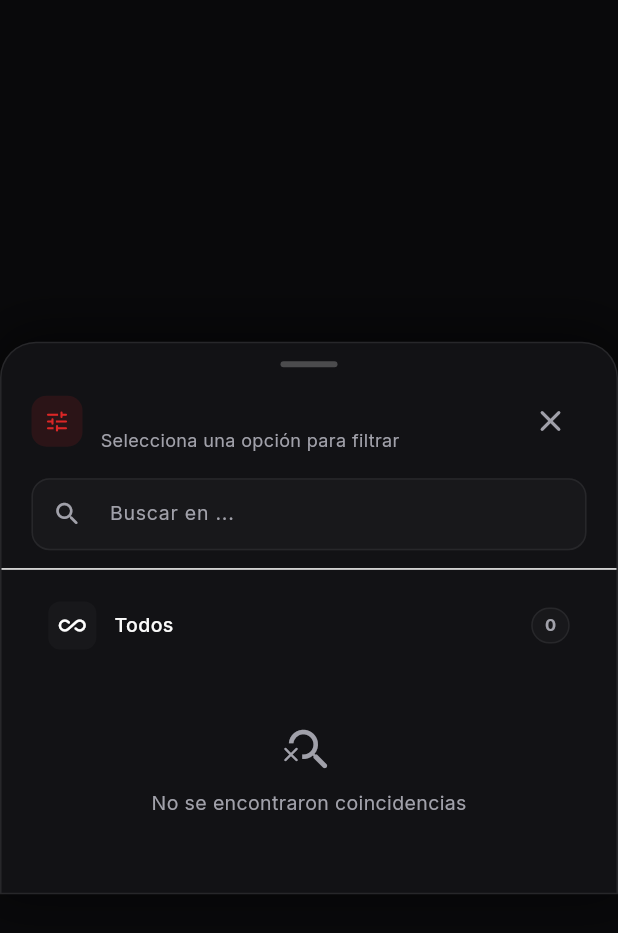
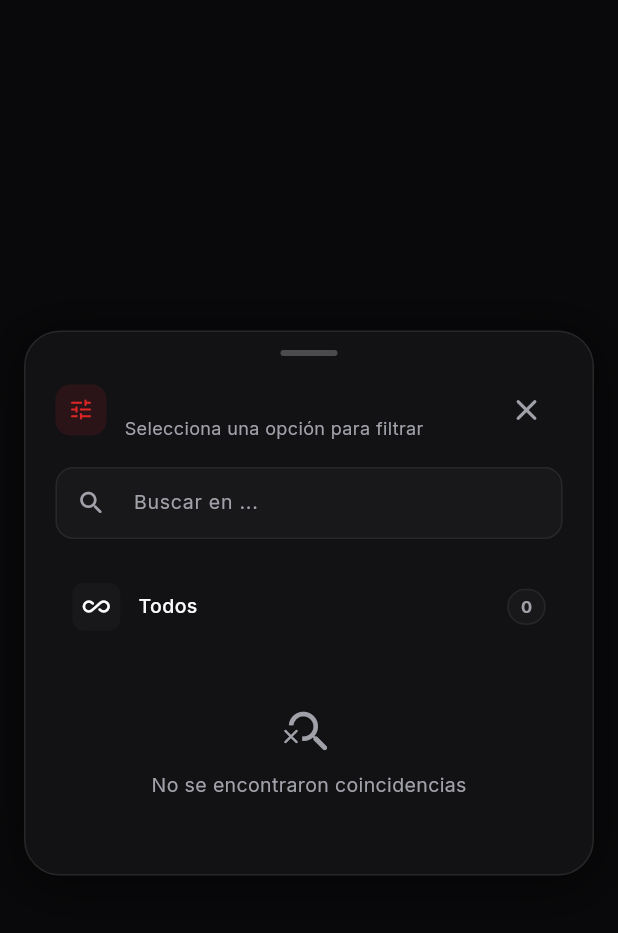
Before and after one commit to VICTOREB13/App-Game-Tracker, a Flutter app: the FilterModalSheet widget shown alone on an empty page, opened directly with empty values, on a phone screen of 412 x 824 dp. Shown: the top 933 px of the screen. Run offline on Flutter 3.47's test engine with Material 3 defaults, Android fonts, the phone set to English and light mode, and no system bars; our stand-ins replace cached_network_image, fl_chart, google_fonts, shared_preferences; accounts and stored records are empty; network calls fail.

Commit message:
fix(ui): polish filter modal sheet with full rounded corners and remove harsh divider

```diff
--- a/frontend/lib/widgets/filter_modal_sheet.dart
+++ b/frontend/lib/widgets/filter_modal_sheet.dart
@@ -91,22 +91,26 @@ class _FilterModalSheetState extends State<FilterModalSheet> {
     return Center(
       child: Container(
         constraints: const BoxConstraints(maxWidth: 520),
-        margin: EdgeInsets.only(
-          bottom: MediaQuery.of(context).viewInsets.bottom,
+        margin: EdgeInsets.fromLTRB(
+          16,
+          0,
+          16,
+          MediaQuery.of(context).viewInsets.bottom + 20,
         ),
         decoration: BoxDecoration(
           color: surfaceColor,
-          borderRadius: const BorderRadius.vertical(top: Radius.circular(24)),
+          borderRadius: BorderRadius.circular(24),
           border: Border.all(color: borderColor, width: 1),
           boxShadow: [
             BoxShadow(
               color: Colors.black.withOpacity(isDark ? 0.5 : 0.15),
               blurRadius: 30,
               spreadRadius: 4,
-              offset: const Offset(0, -4),
+              offset: const Offset(0, 4),
             ),
           ],
         ),
+        clipBehavior: Clip.antiAlias,
         child: ConstrainedBox(
           constraints: BoxConstraints(
             maxHeight: MediaQuery.of(context).size.height * 0.82,
@@ -213,9 +217,7 @@ class _FilterModalSheetState extends State<FilterModalSheet> {
                   ),
                 ),
               ),
-              const SizedBox(height: 12),
-
-              const Divider(height: 1, thickness: 1),
+              const SizedBox(height: 8),
 
               // Lista de Opciones
               Flexible(
```
Also changed, not shown: 2 other files.
